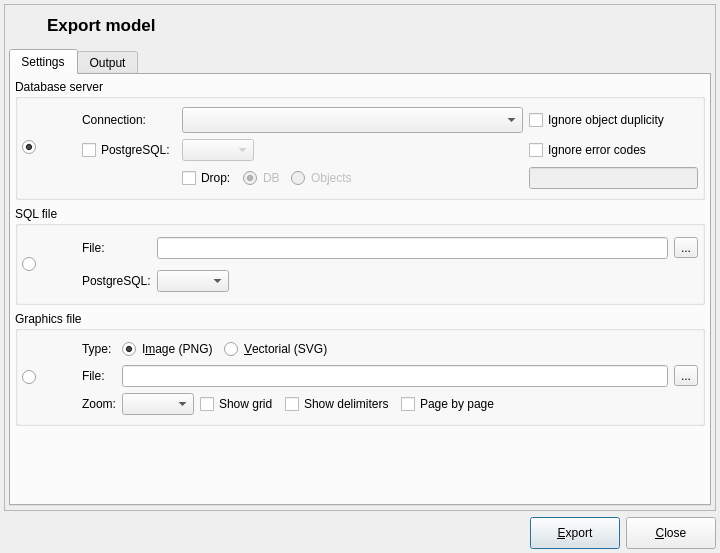
First picture: the form in libpgmodeler_ui/ui/modelexportform.ui, repository pgmodeler/pgmodeler, before the edit.
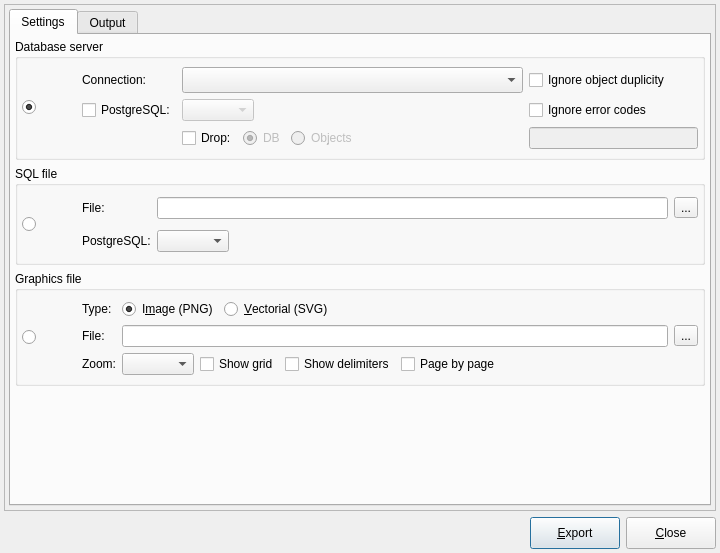
Second picture: the form after the edit. Icons and pictures are not drawn.

Commit message: Removing icons at the top of the dialogs: DatabaseImportForm, MetaDataHandlingForm, ModelDatabaseDiffForm, ModelExportForm, ModelFixForm

Patch:
```diff
--- a/libpgmodeler_ui/ui/modelexportform.ui
+++ b/libpgmodeler_ui/ui/modelexportform.ui
@@ -82,61 +82,6 @@
        <number>4</number>
       </property>
       <item row="0" column="0">
-       <layout class="QHBoxLayout" name="horizontalLayout">
-        <property name="bottomMargin">
-         <number>2</number>
-        </property>
-        <item>
-         <widget class="QLabel" name="label_2">
-          <property name="sizePolicy">
-           <sizepolicy hsizetype="Fixed" vsizetype="Fixed">
-            <horstretch>0</horstretch>
-            <verstretch>0</verstretch>
-           </sizepolicy>
-          </property>
-          <property name="minimumSize">
-           <size>
-            <width>32</width>
-            <height>32</height>
-           </size>
-          </property>
-          <property name="maximumSize">
-           <size>
-            <width>32</width>
-            <height>32</height>
-           </size>
-          </property>
-          <property name="text">
-           <string/>
-          </property>
-          <property name="pixmap">
-           <pixmap resource="../res/resources.qrc">:/icones/icones/exportar.png</pixmap>
-          </property>
-         </widget>
-        </item>
-        <item>
-         <widget class="QLabel" name="title_lbl">
-          <property name="sizePolicy">
-           <sizepolicy hsizetype="Preferred" vsizetype="Fixed">
-            <horstretch>0</horstretch>
-            <verstretch>0</verstretch>
-           </sizepolicy>
-          </property>
-          <property name="font">
-           <font>
-            <pointsize>13</pointsize>
-            <weight>75</weight>
-            <bold>true</bold>
-           </font>
-          </property>
-          <property name="text">
-           <string>Export model</string>
-          </property>
-         </widget>
-        </item>
-       </layout>
-      </item>
-      <item row="1" column="0">
        <widget class="QTabWidget" name="settings_tbw">
         <property name="sizePolicy">
          <sizepolicy hsizetype="Expanding" vsizetype="Expanding">
```
The commit also changes 4 other files.
